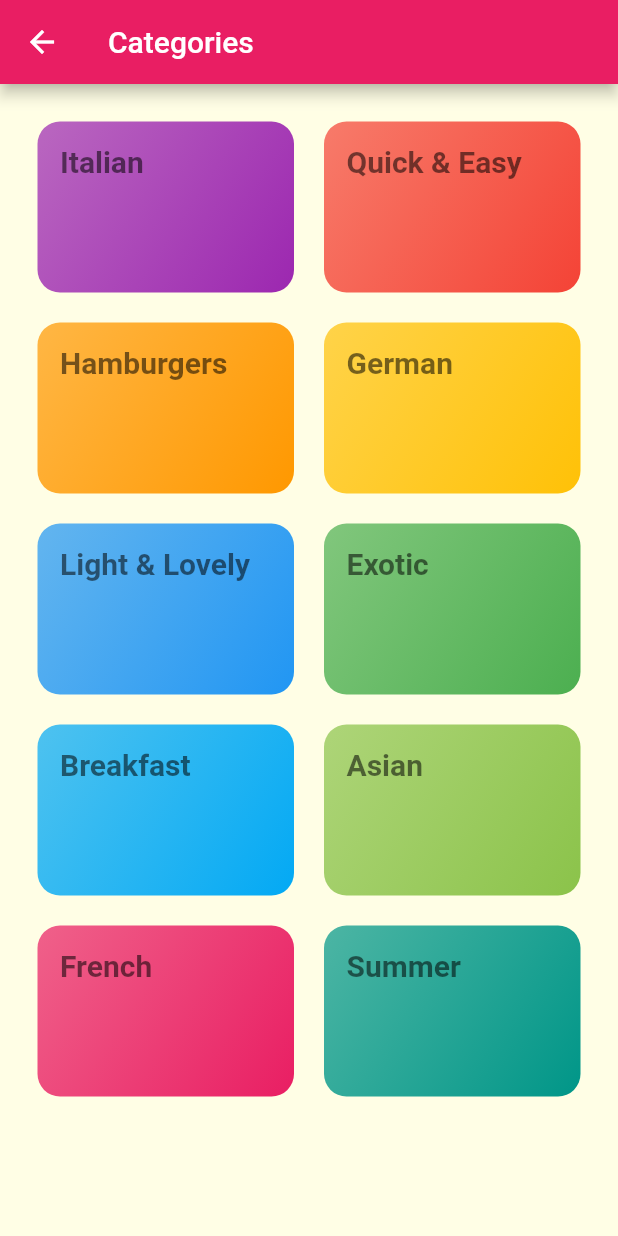
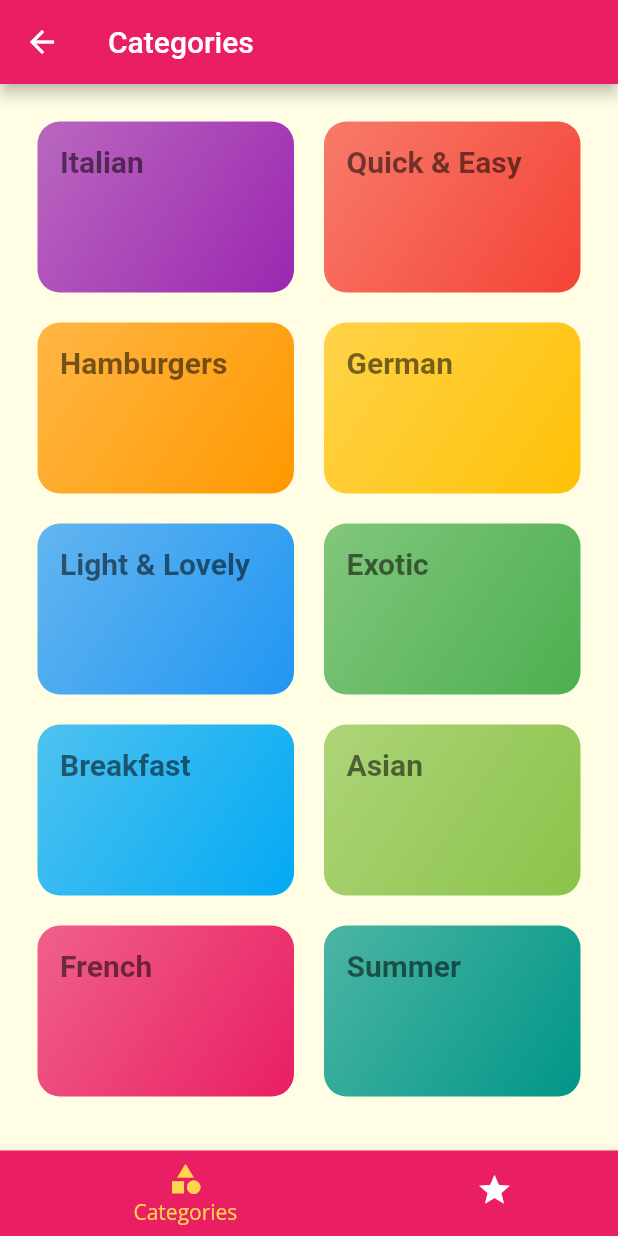
Before and after one commit to valeriistefanyk/flutter-mealapp, a Flutter app: the screen it shows after launch, after a tap on "Continue", on a phone screen of 412 x 824 dp. Run offline on Flutter 3.47's test engine with Material 2 defaults, Android fonts, the phone set to English and light mode, and no system bars; network calls fail; Roboto replaces fonts that are missing (Montserrat).

Commit message:
Create bottom TabBar fo Categories and Favorites screens

```diff
--- a/lib/app.dart
+++ b/lib/app.dart
@@ -1,8 +1,8 @@
 import 'package:flutter/material.dart';
-import 'screen/categories/categories.dart';
 import 'screen/category_meals/category_meals.dart';
 import 'screen/welcome/welcome.dart';
 import 'screen/meal_detail/meal_detail.dart';
+import 'screen/tabs/tabs.dart';
 import 'routes.dart';
 
 class MealApp extends StatelessWidget {
@@ -40,7 +40,7 @@ class MealApp extends StatelessWidget {
           screen = const WelcomeScreen();
           break;
         case categoriesRoute:
-          screen = CategoriesScreen();
+          screen = const TabScreen();
           break;
         case categoryMealsRoute:
           var args = settings.arguments as Map;
--- a/lib/screen/categories/categories.dart
+++ b/lib/screen/categories/categories.dart
@@ -9,9 +9,7 @@ class CategoriesScreen extends StatelessWidget {
 
   @override
   Widget build(BuildContext context) {
-    return Scaffold(
-        appBar: AppBar(title: const Text('Categories')),
-        body: GridView(
+    return GridView(
         padding: const EdgeInsets.all(25),
         gridDelegate: const SliverGridDelegateWithMaxCrossAxisExtent(
           maxCrossAxisExtent: 200,
@@ -21,7 +19,7 @@ class CategoriesScreen extends StatelessWidget {
         ),
         children: [
           ..._getCategoryWidgets(),
-            ]));
+        ]);
   }
 
   List<Widget> _getCategoryWidgets() {
--- /dev/null
+++ b/lib/screen/favorites/favorites.dart
@@ -0,0 +1,12 @@
+import 'package:flutter/material.dart';
+
+class FavoritesScreen extends StatelessWidget {
+  const FavoritesScreen({Key? key}) : super(key: key);
+
+  @override
+  Widget build(BuildContext context) {
+    return Container(
+      child: Text('The Favorites'),
+    );
+  }
+}
--- /dev/null
+++ b/lib/screen/tabs/tabs.dart
@@ -0,0 +1,52 @@
+import 'package:flutter/material.dart';
+import '../categories/categories.dart';
+import '../favorites/favorites.dart';
+
+class TabScreen extends StatefulWidget {
+  const TabScreen({Key? key}) : super(key: key);
+
+  @override
+  _TabScreenState createState() => _TabScreenState();
+}
+
+class _TabScreenState extends State<TabScreen> {
+  final List<Map<String, Object>> _pages = [
+    {'title': 'Categories', 'page': CategoriesScreen()},
+    {'title': 'Favorites', 'page': const FavoritesScreen()},
+  ];
+  int _selectedPageIndex = 0;
+
+  void _selectPage(int index) {
+    setState(() {
+      _selectedPageIndex = index;
+    });
+  }
+
+  @override
+  Widget build(BuildContext context) {
+    return Scaffold(
+      appBar: AppBar(
+        title: Text(_pages[_selectedPageIndex]['title'] as String),
+      ),
+      body: _pages[_selectedPageIndex]['page'] as Widget,
+      bottomNavigationBar: BottomNavigationBar(
+        onTap: _selectPage,
+        backgroundColor: Theme.of(context).colorScheme.primary,
+        unselectedItemColor: Colors.white,
+        selectedItemColor: Theme.of(context).colorScheme.secondary,
+        currentIndex: _selectedPageIndex,
+        type: BottomNavigationBarType.shifting,
+        items: [
+          BottomNavigationBarItem(
+              backgroundColor: Theme.of(context).colorScheme.primary,
+              icon: const Icon(Icons.category),
+              label: 'Categories'),
+          BottomNavigationBarItem(
+              backgroundColor: Theme.of(context).colorScheme.primary,
+              icon: const Icon(Icons.star),
+              label: 'Favorites')
+        ],
+      ),
+    );
+  }
+}
```
Lines whose indentation alone changed are shown as unchanged.
